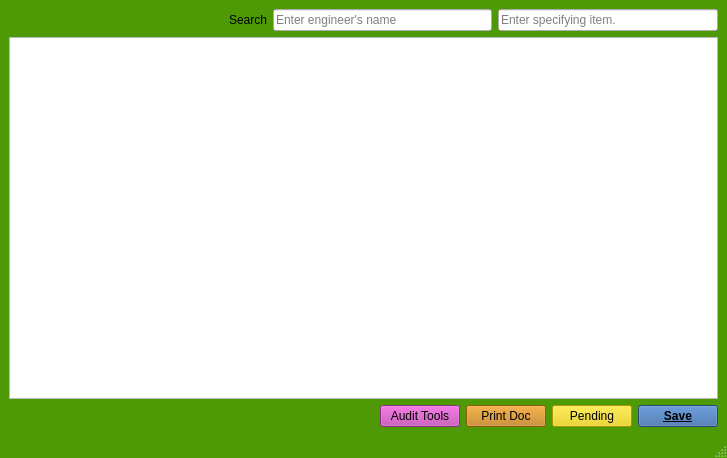
EricoDeMecha/Boito-Tools, file mainwindow.ui: the form before one commit.
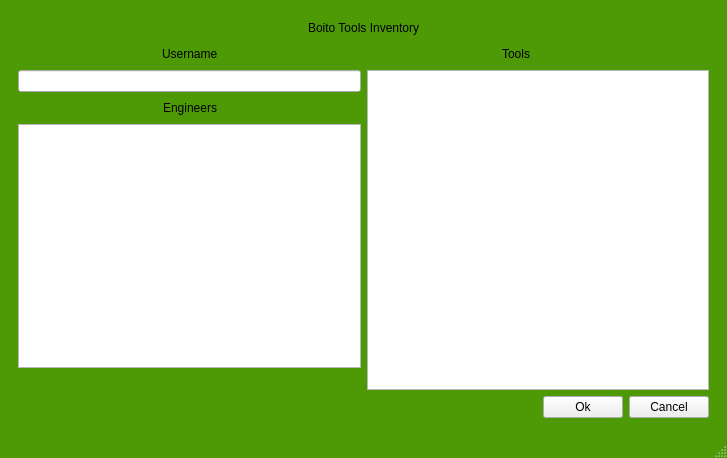
The form after the commit.

Commit message: Shifted widget layout to Stacked Widget

```diff
--- a/mainwindow.ui
+++ b/mainwindow.ui
@@ -24,14 +24,164 @@
 	background-color: rgb(115, 210, 22);
 }</string>
    </property>
+   <layout class="QVBoxLayout" name="verticalLayout_8">
+    <item>
+     <widget class="QStackedWidget" name="stackedWidget">
+      <property name="currentIndex">
+       <number>0</number>
+      </property>
+      <widget class="QWidget" name="page">
+       <layout class="QVBoxLayout" name="verticalLayout_5">
+        <item>
    <layout class="QVBoxLayout" name="verticalLayout_2">
+          <property name="bottomMargin">
+           <number>0</number>
+          </property>
     <item>
-     <layout class="QVBoxLayout" name="verticalLayout">
+           <layout class="QHBoxLayout" name="horizontalLayout_3">
+            <property name="sizeConstraint">
+             <enum>QLayout::SetDefaultConstraint</enum>
+            </property>
+            <item>
+             <spacer name="horizontalSpacer_3">
+              <property name="orientation">
+               <enum>Qt::Horizontal</enum>
+              </property>
+              <property name="sizeHint" stdset="0">
+               <size>
+                <width>40</width>
+                <height>20</height>
+               </size>
+              </property>
+             </spacer>
+            </item>
+            <item>
+             <widget class="QLabel" name="label">
+              <property name="text">
+               <string>Boito Tools Inventory</string>
+              </property>
+             </widget>
+            </item>
+            <item>
+             <spacer name="horizontalSpacer_4">
+              <property name="orientation">
+               <enum>Qt::Horizontal</enum>
+              </property>
+              <property name="sizeHint" stdset="0">
+               <size>
+                <width>40</width>
+                <height>20</height>
+               </size>
+              </property>
+             </spacer>
+            </item>
+           </layout>
+          </item>
+          <item>
+           <layout class="QHBoxLayout" name="horizontalLayout_4">
+            <property name="rightMargin">
+             <number>0</number>
+            </property>
+            <item>
+             <layout class="QVBoxLayout" name="verticalLayout_3">
       <property name="bottomMargin">
+               <number>22</number>
+              </property>
+              <item>
+               <layout class="QHBoxLayout" name="horizontalLayout_5">
+                <item>
+                 <spacer name="horizontalSpacer_5">
+                  <property name="orientation">
+                   <enum>Qt::Horizontal</enum>
+                  </property>
+                  <property name="sizeHint" stdset="0">
+                   <size>
+                    <width>40</width>
+                    <height>20</height>
+                   </size>
+                  </property>
+                 </spacer>
+                </item>
+                <item>
+                 <widget class="QLabel" name="label_2">
+                  <property name="text">
+                   <string>Username</string>
+                  </property>
+                 </widget>
+                </item>
+                <item>
+                 <spacer name="horizontalSpacer_6">
+                  <property name="orientation">
+                   <enum>Qt::Horizontal</enum>
+                  </property>
+                  <property name="sizeHint" stdset="0">
+                   <size>
+                    <width>40</width>
+                    <height>20</height>
+                   </size>
+                  </property>
+                 </spacer>
+                </item>
+               </layout>
+              </item>
+              <item>
+               <widget class="QLineEdit" name="user_lineEdit"/>
+              </item>
+              <item>
+               <layout class="QHBoxLayout" name="horizontalLayout_6">
+                <item>
+                 <spacer name="horizontalSpacer_7">
+                  <property name="orientation">
+                   <enum>Qt::Horizontal</enum>
+                  </property>
+                  <property name="sizeHint" stdset="0">
+                   <size>
+                    <width>40</width>
+                    <height>20</height>
+                   </size>
+                  </property>
+                 </spacer>
+                </item>
+                <item>
+                 <widget class="QLabel" name="label_3">
+                  <property name="text">
+                   <string>Engineers</string>
+                  </property>
+                 </widget>
+                </item>
+                <item>
+                 <spacer name="horizontalSpacer_8">
+                  <property name="orientation">
+                   <enum>Qt::Horizontal</enum>
+                  </property>
+                  <property name="sizeHint" stdset="0">
+                   <size>
+                    <width>40</width>
+                    <height>20</height>
+                   </size>
+                  </property>
+                 </spacer>
+                </item>
+               </layout>
+              </item>
+              <item>
+               <widget class="QTableWidget" name="engineers_tableWidget"/>
+              </item>
+             </layout>
+            </item>
+            <item>
+             <layout class="QVBoxLayout" name="verticalLayout_4">
+              <property name="rightMargin">
        <number>0</number>
       </property>
+              <property name="bottomMargin">
+               <number>0</number>
+              </property>
       <item>
-       <layout class="QHBoxLayout" name="horizontalLayout">
+               <layout class="QHBoxLayout" name="horizontalLayout_7">
+                <property name="rightMargin">
+                 <number>45</number>
+                </property>
         <item>
          <spacer name="horizontalSpacer">
           <property name="orientation">
@@ -46,7 +196,96 @@
          </spacer>
         </item>
         <item>
-         <widget class="QLabel" name="search_label">
+                 <widget class="QLabel" name="label_4">
+                  <property name="text">
+                   <string>Tools</string>
+                  </property>
+                 </widget>
+                </item>
+                <item>
+                 <spacer name="horizontalSpacer_10">
+                  <property name="orientation">
+                   <enum>Qt::Horizontal</enum>
+                  </property>
+                  <property name="sizeHint" stdset="0">
+                   <size>
+                    <width>40</width>
+                    <height>20</height>
+                   </size>
+                  </property>
+                 </spacer>
+                </item>
+               </layout>
+              </item>
+              <item>
+               <widget class="QTableWidget" name="tools_tableWidget"/>
+              </item>
+             </layout>
+            </item>
+           </layout>
+          </item>
+          <item>
+           <layout class="QHBoxLayout" name="horizontalLayout_10">
+            <property name="bottomMargin">
+             <number>0</number>
+            </property>
+            <item>
+             <spacer name="horizontalSpacer_13">
+              <property name="orientation">
+               <enum>Qt::Horizontal</enum>
+              </property>
+              <property name="sizeHint" stdset="0">
+               <size>
+                <width>40</width>
+                <height>20</height>
+               </size>
+              </property>
+             </spacer>
+            </item>
+            <item>
+             <widget class="QPushButton" name="ok_pushButton">
+              <property name="text">
+               <string>Ok</string>
+              </property>
+             </widget>
+            </item>
+            <item>
+             <widget class="QPushButton" name="cancel_pushButton">
+              <property name="text">
+               <string>Cancel</string>
+              </property>
+             </widget>
+            </item>
+           </layout>
+          </item>
+         </layout>
+        </item>
+       </layout>
+      </widget>
+      <widget class="QWidget" name="page_2">
+       <layout class="QVBoxLayout" name="verticalLayout_7">
+        <item>
+         <layout class="QVBoxLayout" name="verticalLayout_6">
+          <property name="bottomMargin">
+           <number>0</number>
+          </property>
+          <item>
+           <layout class="QHBoxLayout" name="horizontalLayout_8">
+            <item>
+             <spacer name="horizontalSpacer_11">
+              <property name="orientation">
+               <enum>Qt::Horizontal</enum>
+              </property>
+              <property name="sizeHint" stdset="0">
+               <size>
+                <width>40</width>
+                <height>20</height>
+               </size>
+              </property>
+             </spacer>
+            </item>
+            <item>
+             <widget class="QLabel" name="search_label_2">
           <property name="text">
            <string>Search</string>
           </property>
@@ -74,8 +313,6 @@
       <item>
        <widget class="QTableWidget" name="main_tableWidget"/>
       </item>
-     </layout>
-    </item>
     <item>
      <layout class="QHBoxLayout" name="horizontalLayout_2">
       <property name="bottomMargin">
@@ -164,6 +401,12 @@
        </widget>
       </item>
      </layout>
+          </item>
+         </layout>
+        </item>
+       </layout>
+      </widget>
+     </widget>
     </item>
    </layout>
   </widget>
```
Left out of the diff: 2 changed lines with no effect on the pictures. Lines whose indentation alone changed are shown as unchanged. The commit also changes 17 other files.
